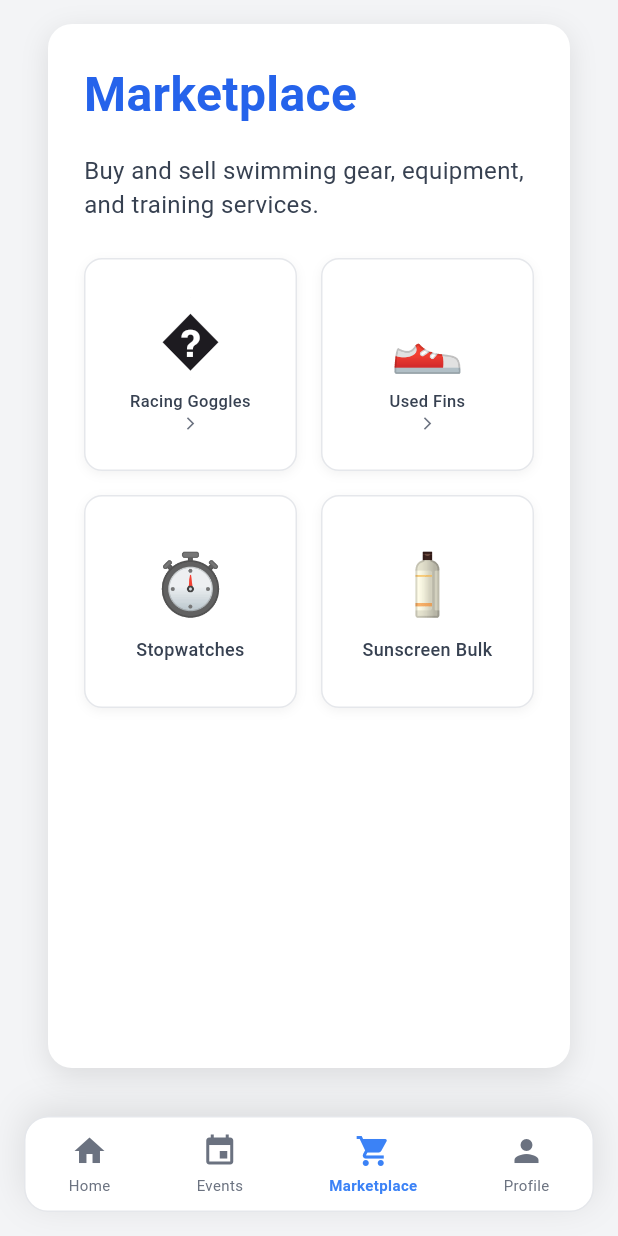
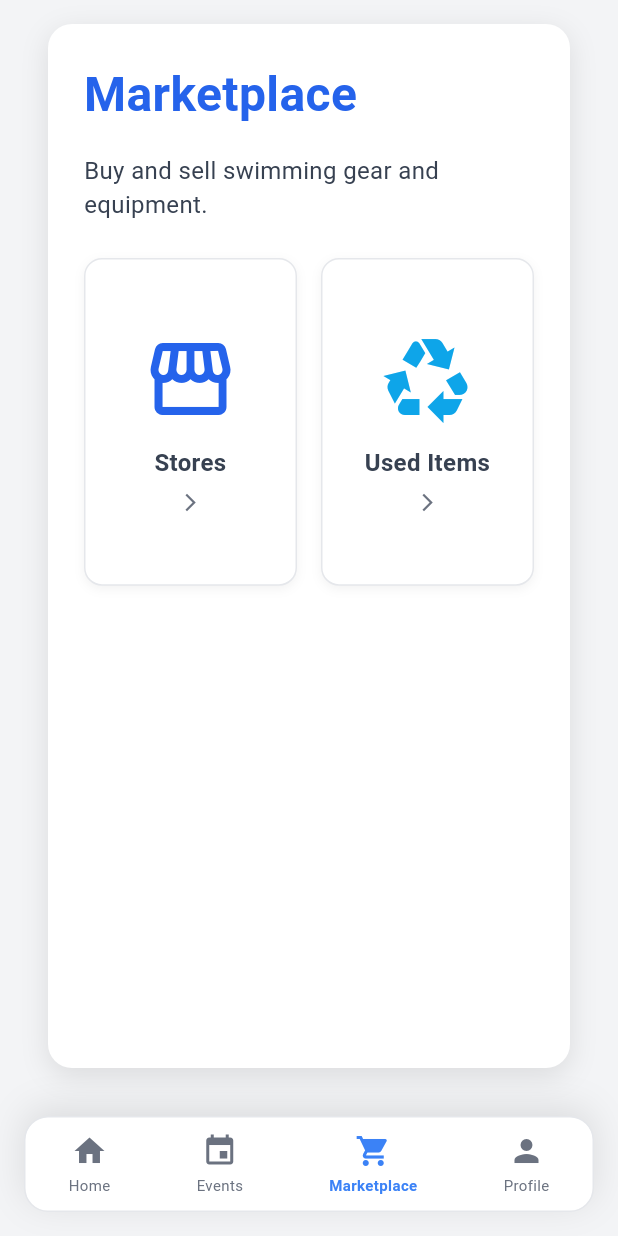
Before and after one commit to MohamedMohamady125/swim360, a Flutter app: the screen it shows after launch, item 3 of the bottom bar chosen, on a phone screen of 412 x 824 dp. Run offline on Flutter 3.47's test engine with Material 3 defaults, Android fonts, the phone set to English and light mode, and no system bars; our stand-ins replace pinput.

Commit message:
changes made

```diff
--- a/lib/screens/home/main_navigation.dart
+++ b/lib/screens/home/main_navigation.dart
@@ -295,9 +295,9 @@ class _MainNavigationScreenState extends State<MainNavigationScreen>
               textAlign: TextAlign.center,
             ),
             const SizedBox(height: 16),
-            Text(
-              getText('marketplace_info'),
-              style: const TextStyle(
+            const Text(
+              'Buy and sell swimming gear and equipment.',
+              style: TextStyle(
                 fontSize: 16,
                 color: Color(0xFF374151),
               ),
@@ -309,21 +309,26 @@ class _MainNavigationScreenState extends State<MainNavigationScreen>
               physics: const NeverScrollableScrollPhysics(),
               crossAxisSpacing: 16,
               mainAxisSpacing: 16,
+              childAspectRatio: 0.65,
               children: [
-                _buildNavigableMarketplaceItem('�', getText('item1'), () {
+                _buildNavigableMarketplaceItem(
+                  const Icon(Icons.storefront_outlined, size: 64, color: Color(0xFF2563EB)),
+                  'Stores',
+                  () {
                   Navigator.push(
                     context,
                     MaterialPageRoute(builder: (context) => const StoresScreen()),
                   );
                 }),
-                _buildNavigableMarketplaceItem('👟', getText('item2'), () {
+                _buildNavigableMarketplaceItem(
+                  const Icon(Icons.recycling_outlined, size: 64, color: Color(0xFF0EA5E9)),
+                  'Used Items',
+                  () {
                   Navigator.push(
                     context,
                     MaterialPageRoute(builder: (context) => const UsedScreen()),
                   );
                 }),
-                _buildMarketplaceItem('⏱️', getText('item3')),
-                _buildMarketplaceItem('🧴', getText('item4')),
               ],
             ),
           ],
@@ -332,50 +337,13 @@ class _MainNavigationScreenState extends State<MainNavigationScreen>
     );
   }
 
-  Widget _buildMarketplaceItem(String emoji, String title) {
-    return Container(
-      padding: const EdgeInsets.all(12),
-      decoration: BoxDecoration(
-        border: Border.all(color: const Color(0xFFE5E7EB)),
-        borderRadius: BorderRadius.circular(12),
-        color: Colors.white,
-        boxShadow: [
-          BoxShadow(
-            color: Colors.black.withOpacity(0.05),
-            blurRadius: 5,
-            offset: const Offset(0, 2),
-          ),
-        ],
-      ),
-      child: Column(
-        mainAxisAlignment: MainAxisAlignment.center,
-        children: [
-          Text(
-            emoji,
-            style: const TextStyle(fontSize: 40),
-          ),
-          const SizedBox(height: 6),
-          Text(
-            title,
-            style: const TextStyle(
-              fontSize: 12,
-              fontWeight: FontWeight.w500,
-              color: Color(0xFF374151),
-            ),
-            textAlign: TextAlign.center,
-            maxLines: 2,
-            overflow: TextOverflow.ellipsis,
-          ),
-        ],
-      ),
-    );
-  }
 
-  Widget _buildNavigableMarketplaceItem(String emoji, String title, VoidCallback onTap) {
+
+  Widget _buildNavigableMarketplaceItem(Widget icon, String title, VoidCallback onTap) {
     return GestureDetector(
       onTap: onTap,
       child: Container(
-        padding: const EdgeInsets.all(12),
+        padding: const EdgeInsets.symmetric(horizontal: 18, vertical: 24),
         decoration: BoxDecoration(
           border: Border.all(color: const Color(0xFFE5E7EB)),
           borderRadius: BorderRadius.circular(12),
@@ -391,26 +359,23 @@ class _MainNavigationScreenState extends State<MainNavigationScreen>
         child: Column(
           mainAxisAlignment: MainAxisAlignment.center,
           children: [
-            Text(
-              emoji,
-              style: const TextStyle(fontSize: 40),
-            ),
-            const SizedBox(height: 4),
+            icon,
+            const SizedBox(height: 12),
             Text(
               title,
               style: const TextStyle(
-                fontSize: 11,
-                fontWeight: FontWeight.w500,
+                fontSize: 16,
+                fontWeight: FontWeight.w600,
                 color: Color(0xFF374151),
               ),
               textAlign: TextAlign.center,
-              maxLines: 1,
+              maxLines: 2,
               overflow: TextOverflow.ellipsis,
             ),
-            const SizedBox(height: 2),
+            const SizedBox(height: 8),
             const Icon(
               Icons.arrow_forward_ios,
-              size: 10,
+              size: 14,
               color: Color(0xFF6B7280),
             ),
           ],
```
Also changed, not shown: lib/screens/events/events_screen.dart (+66 -3 lines).
